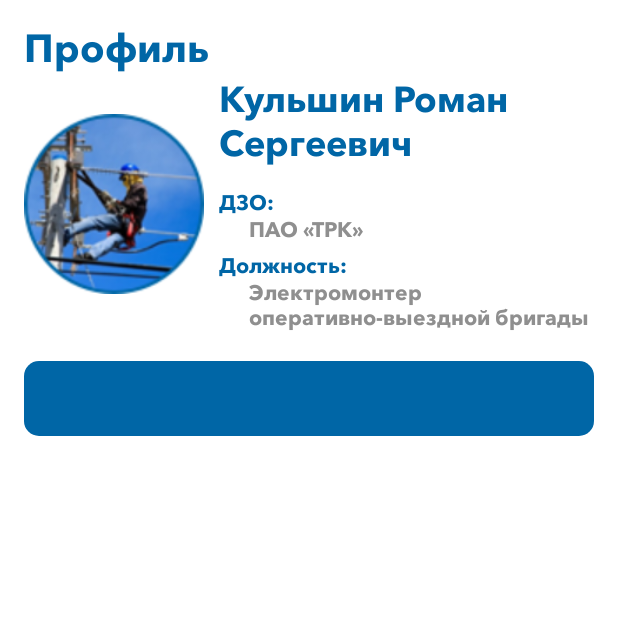
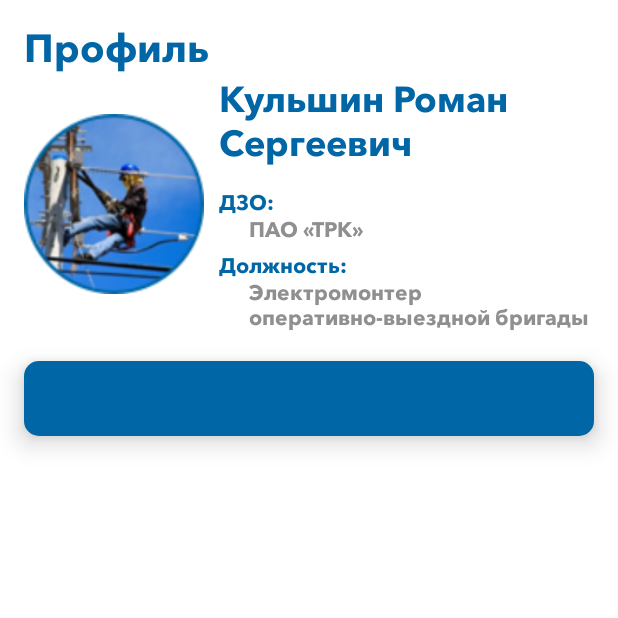
Before and after one commit to gramorEticon/ROSSETI, an Android app: the fragment ProfileFragment shown on its own in the app's theme, on a phone screen of 412 x 824 dp, the top half of it. Run offline under Robolectric (Android 15) with nearby library versions, the phone set to English and light mode, and no system bars; network calls fail.

Commit message:
Почти дорисованый профиль 2

```diff
--- a/app/src/main/res/layout/fragment_profile.xml
+++ b/app/src/main/res/layout/fragment_profile.xml
@@ -108,7 +108,9 @@
         android:layout_marginStart="16dp"
         android:layout_marginEnd="16dp"
         android:layout_marginTop="20dp"
-        android:background="@drawable/bg_blue">
+        android:background="@drawable/bg_blue"
+        android:elevation="10dp"
+        >
         <androidx.constraintlayout.widget.ConstraintLayout
             app:layout_constraintTop_toTopOf="parent"
             app:layout_constraintEnd_toEndOf="parent"
--- a/app/src/main/res/values/styles.xml
+++ b/app/src/main/res/values/styles.xml
@@ -9,5 +9,9 @@
         <item name="fontFamily">@font/avenir_bold</item>
         <item name="android:textColor">@color/gray</item>
     </style>
+    <style name="text_white_bold">
+        <item name="fontFamily">@font/avenir_bold</item>
+        <item name="android:textColor">@color/white</item>
+    </style>
 
 </resources>
```
